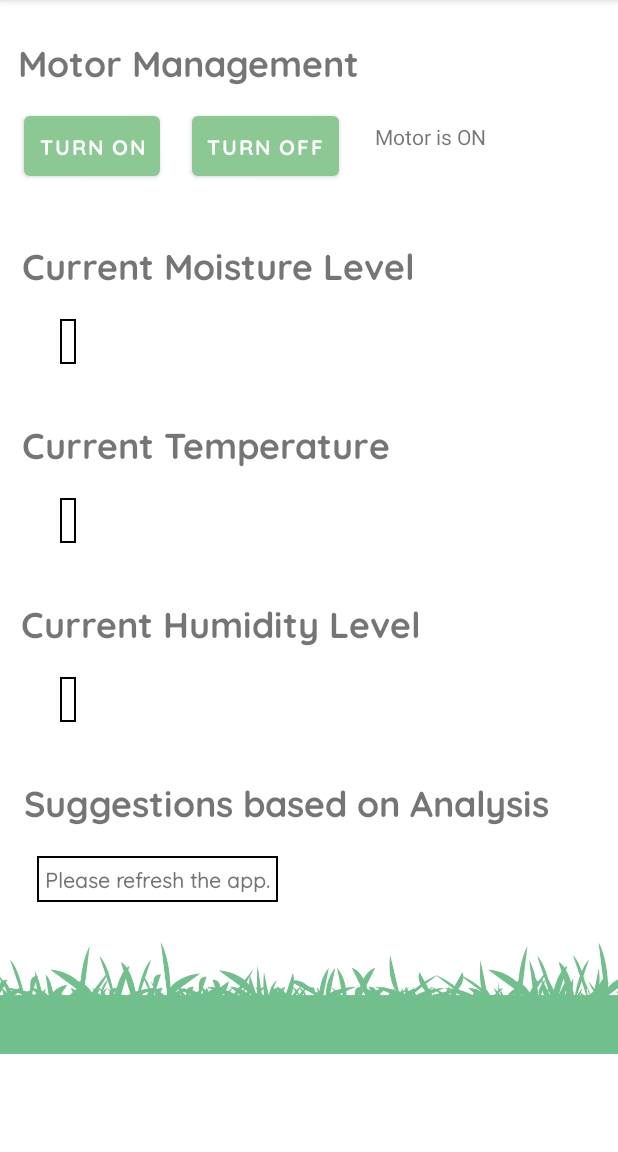
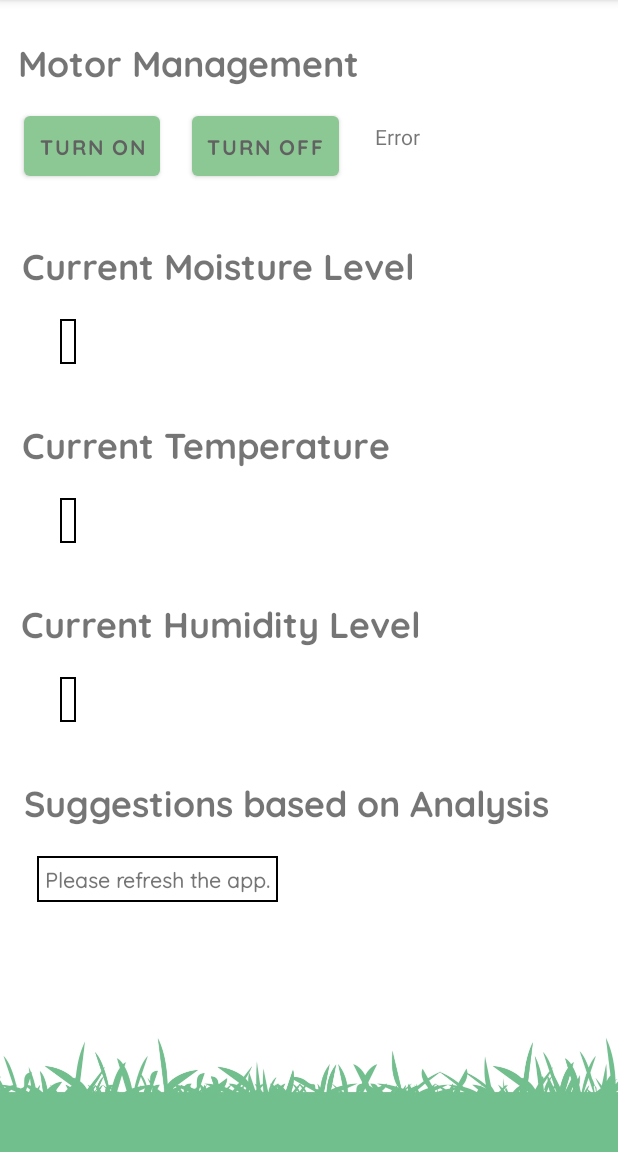
Before and after one commit to sidchiku9/SmartAgricultureSystem, an Android app: the screen it shows after launch (MainActivity), on a phone screen of 412 x 824 dp, the part 84-1236 px from its top. Run offline under Robolectric (Android 15) with nearby library versions, the phone set to English and light mode, and no system bars; our stand-ins replace Firebase (no records; nobody signed in at launch, a user with empty details on screens opened directly); 6 statements that could not run were skipped.

Commit message:
Bug fixes and release

```diff
--- a/app/src/main/java/com/sidchiku9/studio42firstapp/MainActivity.kt
+++ b/app/src/main/java/com/sidchiku9/studio42firstapp/MainActivity.kt
@@ -1,13 +1,11 @@
 package com.sidchiku9.studio42firstapp
 
 import android.os.Bundle
-import android.util.Log
 import android.widget.Button
 import android.widget.TextView
 import android.widget.Toast
 import androidx.appcompat.app.AppCompatActivity
 import com.google.firebase.database.*
-import java.lang.NumberFormatException
 
 
 class MainActivity : AppCompatActivity() {
@@ -29,8 +27,8 @@ class MainActivity : AppCompatActivity() {
         super.onCreate(savedInstanceState)
         setContentView(R.layout.activity_main)
 
-        val turnOnbutton = findViewById<Button>(R.id.onButton)
-        val turnOffbutton = findViewById<Button>(R.id.offButton)
+        val turnOnButton = findViewById<Button>(R.id.onButton)
+        val turnOffButton = findViewById<Button>(R.id.offButton)
         val moistureTextView = findViewById<TextView>(R.id.moistureUpdate)
         val temperatureTextView = findViewById<TextView>(R.id.temperatureUpdate)
         val humidityTextView = findViewById<TextView>(R.id.humidityUpdate)
@@ -41,10 +39,10 @@ class MainActivity : AppCompatActivity() {
 
         mDatabase = FirebaseDatabase.getInstance().reference
 
-        turnOnbutton.setOnClickListener {
+        turnOnButton.setOnClickListener {
             mDatabase!!.child("DC Motor Status").setValue(1)
         }
-        turnOffbutton.setOnClickListener {
+        turnOffButton.setOnClickListener {
             mDatabase!!.child("DC Motor Status").setValue(0)
         }
 
@@ -56,11 +54,15 @@ class MainActivity : AppCompatActivity() {
             override fun onDataChange(snapshot: DataSnapshot) {
                 val dcStatus = snapshot.value.toString()
 
-                if(dcStatus == "0"){
-                    dcMotorStatus.text = "Motor is OFF"
+                @Suppress("CascadeIf")
+                if(dcStatus == "1"){
+                    dcMotorStatus.text = getString(R.string.motoron)
+                }
+                else if(dcStatus == "0"){
+                    dcMotorStatus.text = getString(R.string.motoroff)
                 }
                 else{
-                    dcMotorStatus.text = "Motor is ON"
+                    dcMotorStatus.text = getString(R.string.motorerr)
                 }
             }
 
@@ -136,13 +138,13 @@ class MainActivity : AppCompatActivity() {
                 temperatureDA = (snapshot.value as Long).toInt()
 
                 if(temperatureDA <= 25 && moistureDA >= 80){
-                    suggestionsUpdate.text = "Ideal Temp and Moisture. The field is in an ideal condition. Maintain this to expect good yield."
+                    suggestionsUpdate.text = getString(R.string.sugideal)
                 }
                 else if(temperatureDA >= 30 && moistureDA <= 75){
-                    suggestionsUpdate.text = "Low moisture. Please water the fields."
+                    suggestionsUpdate.text = getString(R.string.suglow)
                 }
                 else{
-                    suggestionsUpdate.text = "Please refresh the app."
+                    suggestionsUpdate.text = getString(R.string.sugref)
                 }
             }
 
--- a/app/src/main/res/layout/activity_main.xml
+++ b/app/src/main/res/layout/activity_main.xml
@@ -27,7 +27,7 @@
         android:layout_height="wrap_content"
         android:layout_marginTop="36dp"
         android:fontFamily="@font/quicksandbold"
-        android:text="Suggestions based on Analysis"
+        android:text="@string/suggestions_based_on_analysis"
         android:textSize="24sp"
         android:textStyle="bold"
         app:layout_constraintEnd_toEndOf="parent"
@@ -108,14 +108,15 @@
 
     <Button
         android:id="@+id/onButton"
+        style="@style/Widget.MaterialComponents.Button.Icon"
         android:layout_width="wrap_content"
         android:layout_height="wrap_content"
         android:layout_marginStart="16dp"
+        android:layout_marginTop="14dp"
+        android:fontFamily="@font/quicksandbold"
         android:padding="10dp"
-        android:fontFamily="@font/quicksandbold"
-        android:layout_marginTop="14dp"
-        style="@style/Widget.MaterialComponents.Button.Icon"
         android:text="@string/turnOn"
+        android:textColor="#616161"
         app:layout_constraintStart_toStartOf="parent"
         app:layout_constraintTop_toBottomOf="@+id/motorManagementTV" />
 
@@ -126,9 +127,10 @@
         android:layout_height="wrap_content"
         android:layout_marginStart="21dp"
         android:layout_marginTop="14dp"
+        android:fontFamily="@font/quicksandbold"
         android:padding="10dp"
-        android:fontFamily="@font/quicksandbold"
         android:text="@string/turnOff"
+        android:textColor="#616161"
         app:layout_constraintStart_toEndOf="@+id/onButton"
         app:layout_constraintTop_toBottomOf="@+id/motorManagementTV" />
 
@@ -168,18 +170,22 @@
         android:layout_height="29dp"
         android:layout_marginStart="24dp"
         android:layout_marginTop="24dp"
-        android:text="TextView"
+        android:text="@string/textview"
         app:layout_constraintStart_toEndOf="@+id/offButton"
         app:layout_constraintTop_toBottomOf="@+id/motorManagementTV" />
 
     <ImageView
         android:id="@+id/imageView4"
-        android:layout_width="413dp"
-        android:layout_height="91dp"
+        android:layout_width="463dp"
+        android:layout_height="78dp"
         android:layout_marginTop="68dp"
+        app:layout_constraintBottom_toBottomOf="parent"
         app:layout_constraintEnd_toEndOf="parent"
         app:layout_constraintStart_toStartOf="parent"
         app:layout_constraintTop_toBottomOf="@+id/suggestionTV"
-        app:srcCompat="@drawable/grass" />
+        app:layout_constraintVertical_bias="1.0"
+        app:srcCompat="@drawable/grass"
+        tools:ignore="ImageContrastCheck"
+        android:contentDescription="@string/todo" />
 
 </androidx.constraintlayout.widget.ConstraintLayout>
--- a/app/src/main/res/values/strings.xml
+++ b/app/src/main/res/values/strings.xml
@@ -6,4 +6,13 @@
     <string name="moistureTextview"> Current Moisture Level</string>
     <string name="temperatureTextview"> Current Temperature</string>
     <string name="humidityTextview"> Current Humidity Level</string>
+    <string name="motoron">Motor is ON</string>
+    <string name="motoroff">Motor is OFF</string>
+    <string name="motorerr">Error</string>
+    <string name="sugideal">Ideal Temp and Moisture. The field is in an ideal condition. Maintain this to expect good yield.</string>
+    <string name="suglow">Low moisture. Please water the fields.</string>
+    <string name="sugref">Please refresh the app.</string>
+    <string name="suggestions_based_on_analysis">Suggestions based on Analysis</string>
+    <string name="textview">TextView</string>
+    <string name="todo">TODO</string>
 </resources>
```
